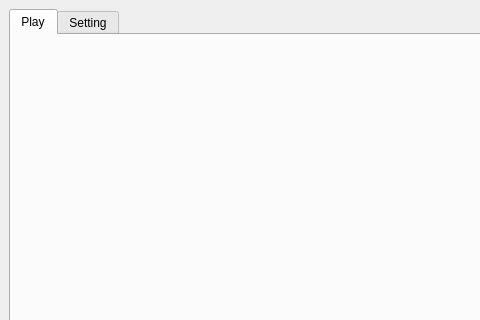
First picture: the form in MainWindow.ui, repository xujialiu/text-to-speech-app, before the edit; both pictures show x 0 to 480 and y 0 to 320 of the 800 by 600 pixel window.
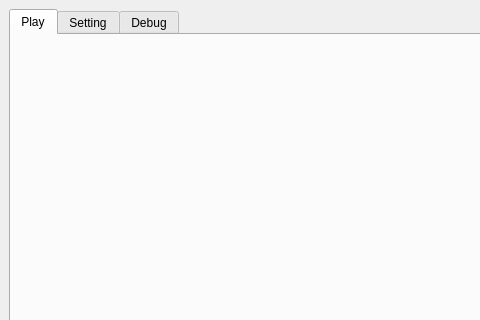
Second picture: the form after the edit. The open tabs and pages were chosen to show the change.

Commit message: feat: add debug tab

The edit to the form file:
```diff
--- a/MainWindow.ui
+++ b/MainWindow.ui
@@ -27,6 +27,11 @@
         <string>Setting</string>
        </attribute>
       </widget>
+      <widget class="QWidget" name="tab_debug">
+       <attribute name="title">
+        <string>Debug</string>
+       </attribute>
+      </widget>
      </widget>
     </item>
    </layout>
```
Left out of the diff: 3 changed lines with no effect on the pictures. The commit also changes 3 other files.
